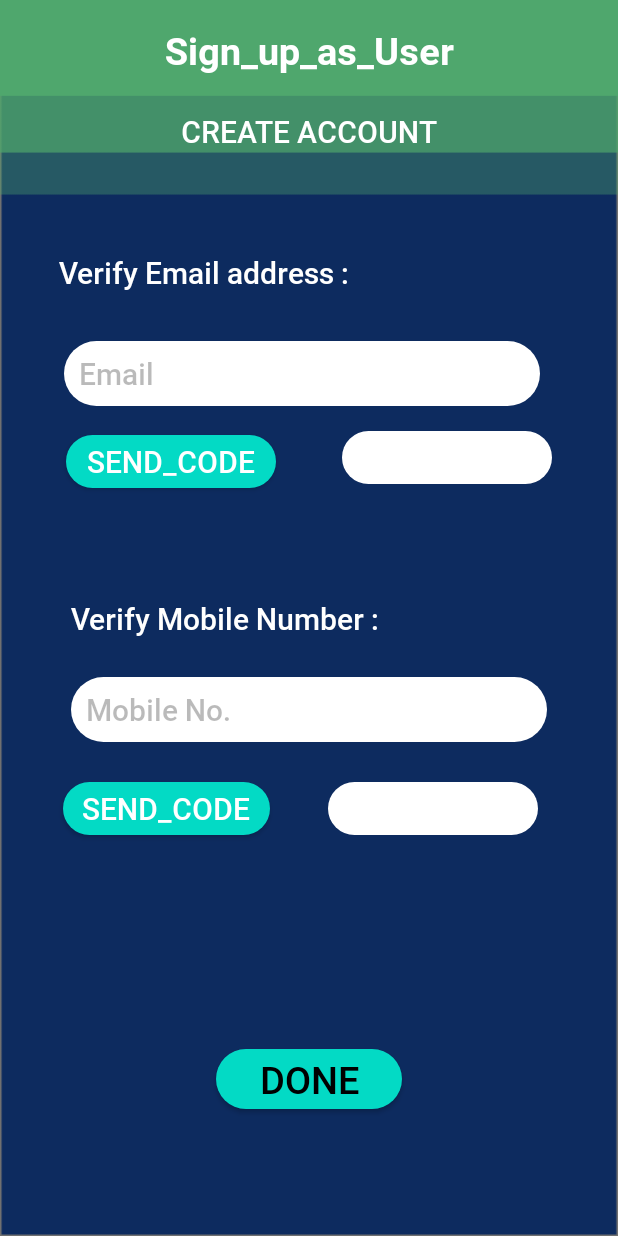
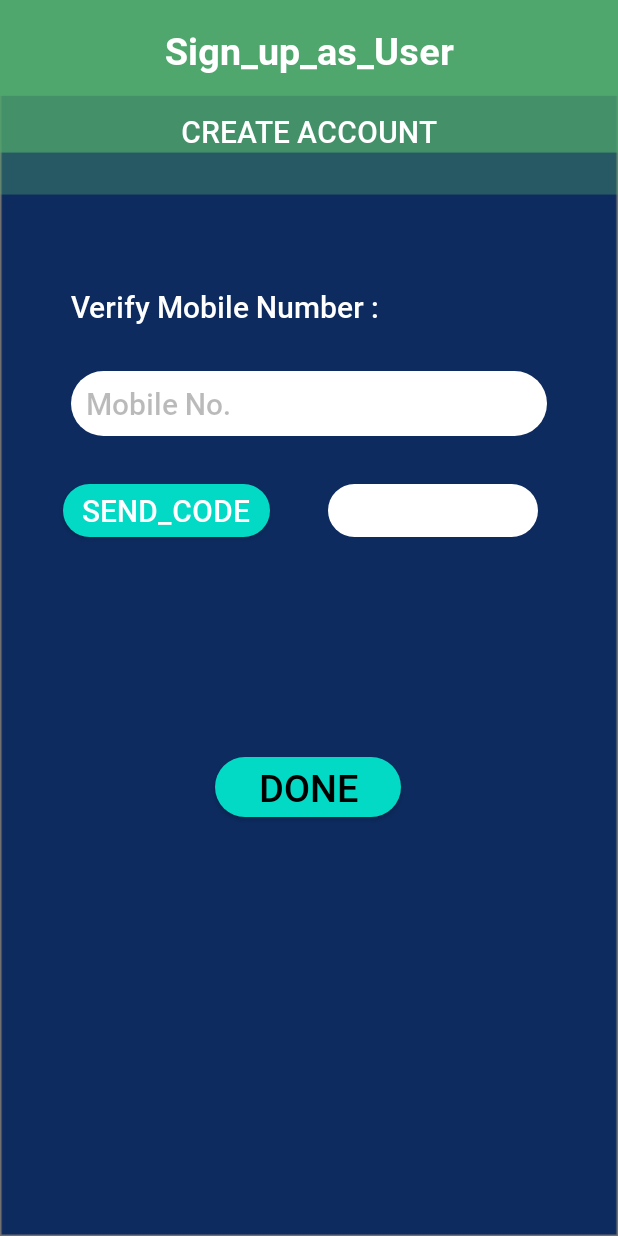
Before and after one commit to yash-61016/ServiceHub, an Android app: the User_VerifyID_Screen screen opened directly, with no data from a screen before it, on a phone screen of 412 x 824 dp. Run offline under Robolectric (Android 15) with nearby library versions, the phone set to English and light mode, and no system bars; our stand-ins replace Firebase (no records; nobody signed in at launch, a user with empty details on screens opened directly).

Commit message:
HotFixes3

```diff
--- a/app/build.gradle
+++ b/app/build.gradle
@@ -37,12 +37,13 @@ dependencies {
     implementation 'androidx.appcompat:appcompat:1.2.0'
     implementation 'com.google.android.material:material:1.3.0'
     implementation 'androidx.constraintlayout:constraintlayout:2.0.4'
-    implementation 'com.google.firebase:firebase-database:19.6.0'
+    implementation 'com.google.firebase:firebase-database:19.7.0'
     implementation 'com.google.firebase:firebase-auth:20.0.3'
     testImplementation 'junit:junit:4.13.2'
     androidTestImplementation 'androidx.test.ext:junit:1.1.2'
     androidTestImplementation 'androidx.test.espresso:espresso-core:3.3.0'
     implementation platform('com.google.firebase:firebase-bom:26.5.0')
     implementation 'com.google.firebase:firebase-analytics'
+    implementation 'com.google.android.gms:play-services-auth:19.0.0'
 
 }
--- a/app/src/main/java/uk/ac/tees/w9336459/servicehub/User_VerifyID_Screen.java
+++ b/app/src/main/java/uk/ac/tees/w9336459/servicehub/User_VerifyID_Screen.java
@@ -1,10 +1,9 @@
 package uk.ac.tees.w9336459.servicehub;
 
-
+import android.app.Activity;
 import android.content.Intent;
 import android.os.Bundle;
 import android.text.TextUtils;
-
 import android.view.View;
 import android.widget.Button;
 import android.widget.EditText;
@@ -12,15 +11,15 @@ import android.widget.Toast;
 
 import androidx.annotation.NonNull;
 import androidx.appcompat.app.AppCompatActivity;
+
+import com.google.android.gms.tasks.OnCompleteListener;
+import com.google.android.gms.tasks.Task;
 import com.google.firebase.FirebaseException;
 import com.google.firebase.auth.AuthResult;
 import com.google.firebase.auth.FirebaseAuth;
-import com.google.firebase.auth.FirebaseUser;
 import com.google.firebase.auth.PhoneAuthCredential;
 import com.google.firebase.auth.PhoneAuthOptions;
 import com.google.firebase.auth.PhoneAuthProvider;
-import com.google.firebase.database.core.Tag;
-import uk.ac.tees.w9336459.servicehub.User_Create_Account;
 
 import java.util.concurrent.TimeUnit;
 
@@ -52,19 +51,17 @@ public class User_VerifyID_Screen extends AppCompatActivity {
         // initializing variables for button and Edittext.
         edtPhone = findViewById(R.id.U_NAV_entenumber);
         edtOTP1 = findViewById(R.id.U_NAV_NumberSendCode1);
-        edtmail = findViewById(R.id.U_NAV_EmailEnter);
-        edtOTP2 = findViewById(R.id.U_NAV_EmailSendCode1);
         verifyOTPBtn = findViewById(R.id.U_NAV_Done);
         generateOTPBtn1 = findViewById(R.id.U_NAV_NumberSendCode);
-        generateOTPBtn2 = findViewById(R.id.U_NAV_EmailSendCode);
 
-
+        this.edtPhone.setText(User_Create_Account.reg_mobile.getText().toString());
 
 
         // setting onclick listner for generate OTP button.
         generateOTPBtn1.setOnClickListener(new View.OnClickListener() {
             @Override
             public void onClick(View v) {
+
                 // below line is for checking weather the user
                 // has entered his mobile number or not.
                 if (TextUtils.isEmpty(edtPhone.getText().toString())) {
@@ -104,7 +101,9 @@ public class User_VerifyID_Screen extends AppCompatActivity {
         // inside this method we are checking if
         // the code entered is correct or not.
         mAuth.signInWithCredential(credential)
-                .addOnCompleteListener(task -> {
+                .addOnCompleteListener(new OnCompleteListener<AuthResult>() {
+                    @Override
+                    public void onComplete(@NonNull Task<AuthResult> task) {
                         if (task.isSuccessful()) {
                             // if the code is correct and the task is successful
                             // we are sending our user to new activity.
@@ -117,6 +116,7 @@ public class User_VerifyID_Screen extends AppCompatActivity {
                             // if the code is not correct then we are
                             // displaying an error message to the user.
                             Toast.makeText(User_VerifyID_Screen.this, task.getException().getMessage(), Toast.LENGTH_LONG).show();
+                        }
                     }
                 });
     }
@@ -180,8 +180,6 @@ public class User_VerifyID_Screen extends AppCompatActivity {
         PhoneAuthProvider.verifyPhoneNumber(options);
 
     }
-
-
     // below method is use to verify code from Firebase.
     private void verifyCode(String code) {
         // below line is used for getting getting
--- a/app/src/main/res/layout/activity_user__verify_i_d__screen.xml
+++ b/app/src/main/res/layout/activity_user__verify_i_d__screen.xml
@@ -36,73 +36,6 @@
         app:layout_constraintTop_toBottomOf="@+id/U_NAV_signupas" />
 
     <TextView
-        android:id="@+id/U_NAV_verifyEmail"
-        android:layout_width="wrap_content"
-        android:layout_height="wrap_content"
-        android:layout_marginTop="61dp"
-        android:layout_marginEnd="140dp"
-        android:layout_marginBottom="90dp"
-        android:fontFamily="@font/medium"
-        android:text="@string/verify_email_address"
-        android:textColor="@color/white"
-        android:textSize="20sp"
-        app:layout_constraintBottom_toTopOf="@+id/U_NAV_EmailSendCode"
-        app:layout_constraintEnd_toEndOf="parent"
-        app:layout_constraintHorizontal_bias="0.5"
-        app:layout_constraintStart_toStartOf="parent"
-        app:layout_constraintTop_toBottomOf="@+id/U_NAV_CreateAccount" />
-
-    <Button
-        android:id="@+id/U_NAV_EmailSendCode"
-        android:layout_width="140dp"
-        android:layout_height="35dp"
-        android:layout_marginTop="19dp"
-        android:layout_marginBottom="73dp"
-        android:background="@drawable/button"
-        android:fontFamily="@font/medium"
-        android:gravity="center"
-        android:text="send_code"
-        android:textSize="20sp"
-        app:layout_constraintBottom_toTopOf="@+id/U_NAV_verifyNumber"
-        app:layout_constraintEnd_toStartOf="@+id/U_NAV_EmailSendCode1"
-        app:layout_constraintStart_toStartOf="parent"
-        app:layout_constraintTop_toBottomOf="@+id/U_NAV_EmailEnter" />
-
-    <EditText
-        android:id="@+id/U_NAV_EmailSendCode1"
-        android:layout_width="140dp"
-        android:layout_height="35dp"
-        android:layout_marginTop="89dp"
-        android:layout_marginBottom="73dp"
-        android:background="@drawable/textboxes"
-        android:fontFamily="@font/medium"
-        android:textColor="@color/black"
-        android:textSize="20sp"
-        app:layout_constraintBottom_toTopOf="@+id/U_NAV_verifyNumber"
-        app:layout_constraintEnd_toEndOf="parent"
-        app:layout_constraintHorizontal_bias="0.5"
-        app:layout_constraintStart_toEndOf="@+id/U_NAV_EmailSendCode"
-        app:layout_constraintTop_toBottomOf="@+id/U_NAV_verifyEmail" />
-
-    <EditText
-        android:id="@+id/U_NAV_EmailEnter"
-        android:layout_width="317dp"
-        android:layout_height="43dp"
-        android:layout_marginStart="42dp"
-        android:layout_marginTop="35dp"
-        android:layout_marginEnd="52dp"
-        android:background="@drawable/textboxes"
-        android:fontFamily="@font/medium"
-        android:hint="Email"
-        android:textColor="@color/black"
-        android:textColorHint="@color/Grey"
-        android:textSize="20sp"
-        app:layout_constraintBottom_toTopOf="@+id/U_NAV_EmailSendCode"
-        app:layout_constraintEnd_toEndOf="parent"
-        app:layout_constraintStart_toStartOf="parent"
-        app:layout_constraintTop_toBottomOf="@+id/U_NAV_verifyEmail" />
-
-    <TextView
         android:id="@+id/U_NAV_verifyNumber"
         android:layout_width="wrap_content"
         android:layout_height="wrap_content"
@@ -114,8 +47,10 @@
         android:textSize="20sp"
         app:layout_constraintBottom_toBottomOf="parent"
         app:layout_constraintEnd_toEndOf="parent"
+        app:layout_constraintHorizontal_bias="0.0"
         app:layout_constraintStart_toStartOf="parent"
-        app:layout_constraintTop_toTopOf="parent" />
+        app:layout_constraintTop_toTopOf="parent"
+        app:layout_constraintVertical_bias="0.239" />
 
     <Button
         android:id="@+id/U_NAV_NumberSendCode"
@@ -171,7 +106,7 @@
         android:id="@+id/U_NAV_Done"
         android:layout_width="124dp"
         android:layout_height="40dp"
-        android:layout_marginBottom="82dp"
+        android:layout_marginBottom="272dp"
         android:background="@drawable/button"
         android:fontFamily="@font/medium"
         android:gravity="center"
@@ -180,9 +115,9 @@
         android:textSize="25sp"
         app:layout_constraintBottom_toBottomOf="parent"
         app:layout_constraintEnd_toEndOf="parent"
-        app:layout_constraintHorizontal_bias="0.5"
+        app:layout_constraintHorizontal_bias="0.498"
         app:layout_constraintStart_toStartOf="parent"
-        app:layout_constraintTop_toBottomOf="@+id/U_NAV_NumberSendCode1" />
+        app:layout_constraintTop_toBottomOf="@+id/U_NAV_NumberSendCode" />
 
 
 </androidx.constraintlayout.widget.ConstraintLayout>
```
Also changed, not shown: app/src/main/java/uk/ac/tees/w9336459/servicehub/User_Create_Account.java (+22 -7 lines), app/src/main/java/uk/ac/tees/w9336459/servicehub/User_Login.java (+77 -81 lines), app/src/main/res/drawable-anydpi/hide.xml (added, +11 -0 lines), app/src/main/res/layout/activity_user__create__account.xml (+19 -6 lines), app/src/main/res/layout/activity_user__login.xml (+9 -20 lines), app/src/main/res/drawable-hdpi/hide.png (added), app/src/main/res/drawable-mdpi/hide.png (added), app/src/main/res/drawable-xhdpi/hide.png (added), app/src/main/res/drawable-xxhdpi/hide.png (added). Lines whose indentation alone changed are shown as unchanged.
